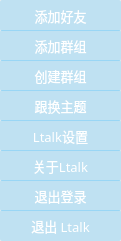
Old version of the form client/linux/src/form/floating_settings_window.ui in the repository i0gan/ltalk.
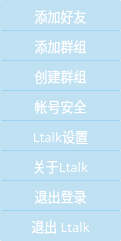
New version of the form.

```diff
--- a/client/linux/src/form/floating_settings_window.ui
+++ b/client/linux/src/form/floating_settings_window.ui
@@ -190,7 +190,7 @@
 }</string>
    </property>
    <property name="text">
-    <string>跟换主题</string>
+    <string>帐号安全</string>
    </property>
   </widget>
   <widget class="QPushButton" name="pushButton_exit">
```
Left out of the diff: 2 changed lines with no effect on the pictures.
